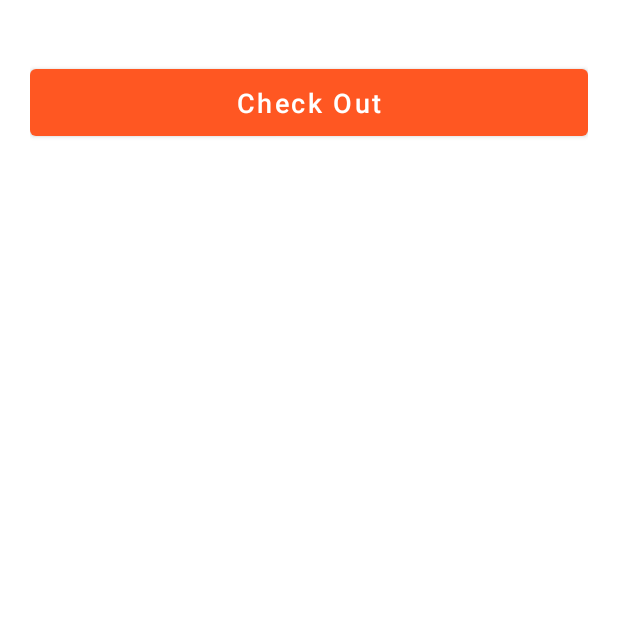
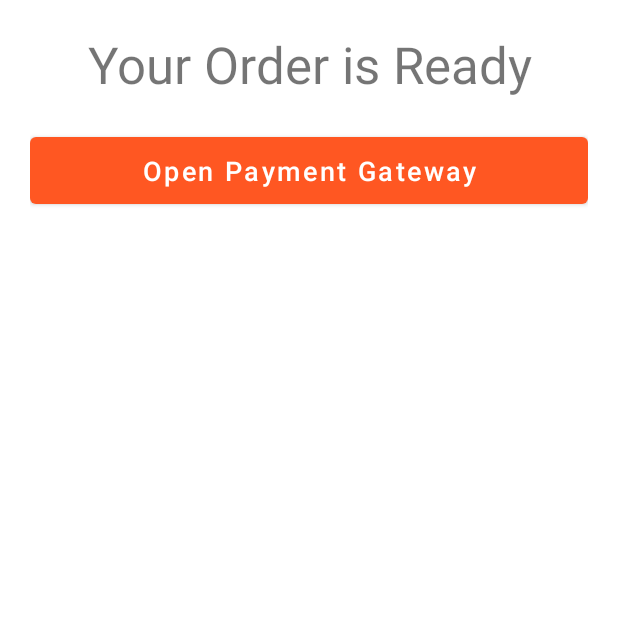
Before and after one commit to RonitSanghvi/AdvanceAndroid_FinalProject, an Android app: the PaymentGateway screen opened directly, with no data from a screen before it, on a phone screen of 412 x 824 dp, the top half of it. Run offline under Robolectric (Android 15) with nearby library versions, the phone set to English and light mode, and no system bars; our stand-ins replace Volley; libraries missing offline, so code that uses them is left out: com.hishd.tinycart, com.stripe.android; network calls fail; Roboto replaces fonts that are not available here; 4 statements that could not run were skipped.

```diff
--- a/app/src/main/AndroidManifest.xml
+++ b/app/src/main/AndroidManifest.xml
@@ -2,6 +2,7 @@
 <manifest xmlns:android="http://schemas.android.com/apk/res/android"
     package="com.example.final_project">
 
+    <uses-permission android:name="android.permission.POST_NOTIFICATIONS"/>
     <uses-permission android:name="android.permission.INTERNET" />
 
     <application
--- a/app/src/main/res/layout/activity_payment_gateway.xml
+++ b/app/src/main/res/layout/activity_payment_gateway.xml
@@ -6,15 +6,22 @@
     android:padding="20dp">
 
     <!-- Checkout Button -->
+    <TextView
+        android:layout_width="match_parent"
+        android:layout_height="wrap_content"
+        android:text="Your Order is Ready"
+        android:textAlignment="center"
+        android:textSize="34sp" />
+
     <Button
         android:id="@+id/payment"
         android:layout_width="match_parent"
         android:layout_height="wrap_content"
         android:layout_marginTop="20dp"
-        android:textSize="18sp"
         android:padding="10dp"
+        android:text="Open Payment Gateway"
         android:textAllCaps="false"
-        android:text="Check Out" />
+        android:textSize="18sp" />
 
 
 </LinearLayout>
```
Also changed, not shown: app/build.gradle (+5 -15 lines), app/src/main/java/com/example/final_project/activities/PaymentGateway.java (+35 -1 lines).
